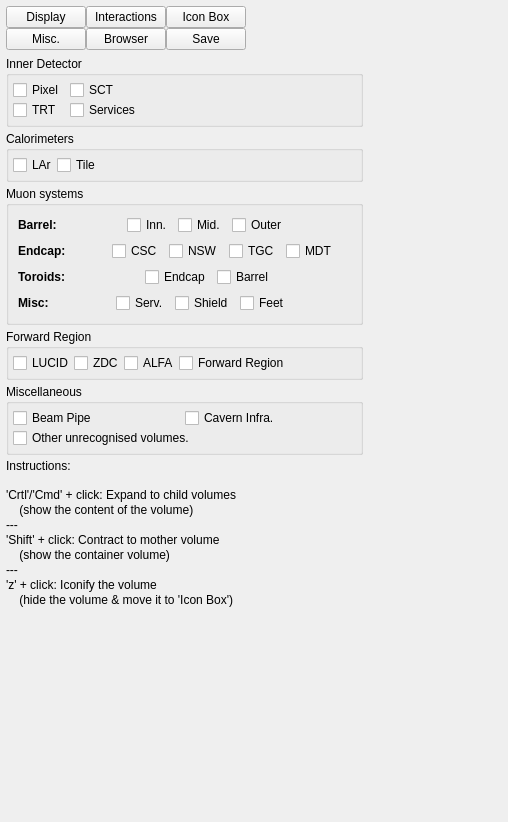
Before: the Qt Designer form VP1GeometrySystems/src/geometrysystemcontroller.ui in efemberg11/GeoModel_rmakhman, drawn with Qt 5.
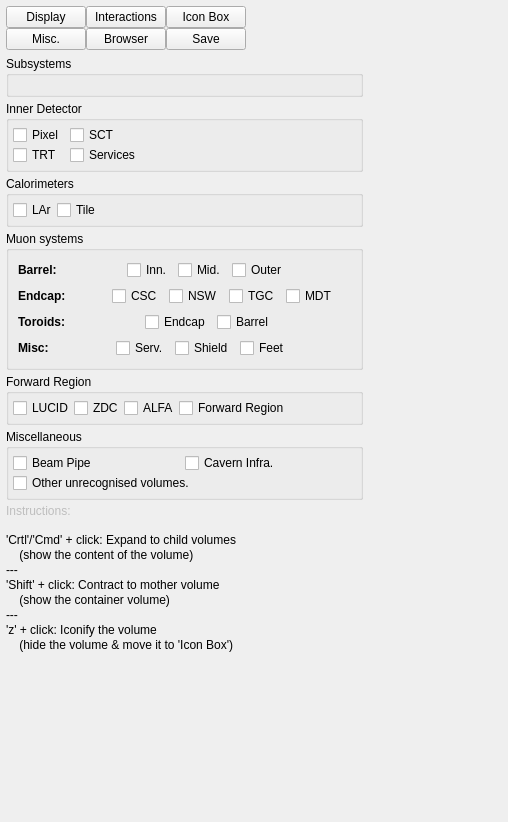
After: the same form once the commit is applied.

Commit message: Halfway steps to dynamic system configuration

The edit to the form file:
```diff
--- a/VP1GeometrySystems/src/geometrysystemcontroller.ui
+++ b/VP1GeometrySystems/src/geometrysystemcontroller.ui
@@ -149,6 +149,14 @@
        <property name="spacing">
         <number>4</number>
        </property>
+       <item>
+        <widget class="QGroupBox" name="groupBox_Subsystems">
+         <property name="title">
+          <string>Subsystems</string>
+         </property>
+         <layout class="QVBoxLayout" name="verticalLayout_3"/>
+        </widget>
+       </item>
        <item>
         <widget class="QGroupBox" name="groupBox_innerdetector">
          <property name="title">
@@ -703,6 +711,9 @@
            </property>
            <item>
             <widget class="QLabel" name="label_12">
+             <property name="enabled">
+              <bool>false</bool>
+             </property>
              <property name="text">
               <string>Instructions:</string>
              </property>
```
The commit also changes 2 other files.
